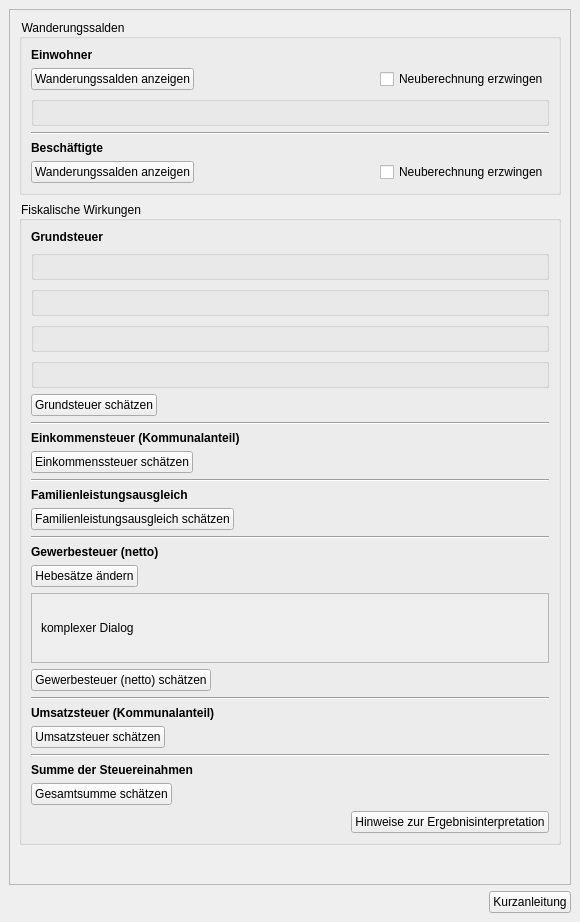
Before: the Qt Designer form projektchecktools/ui/ProjektCheck_dockwidget_analysis_07-KSt.ui in projektcheck/ProjektCheck-QGIS, drawn with Qt 5.
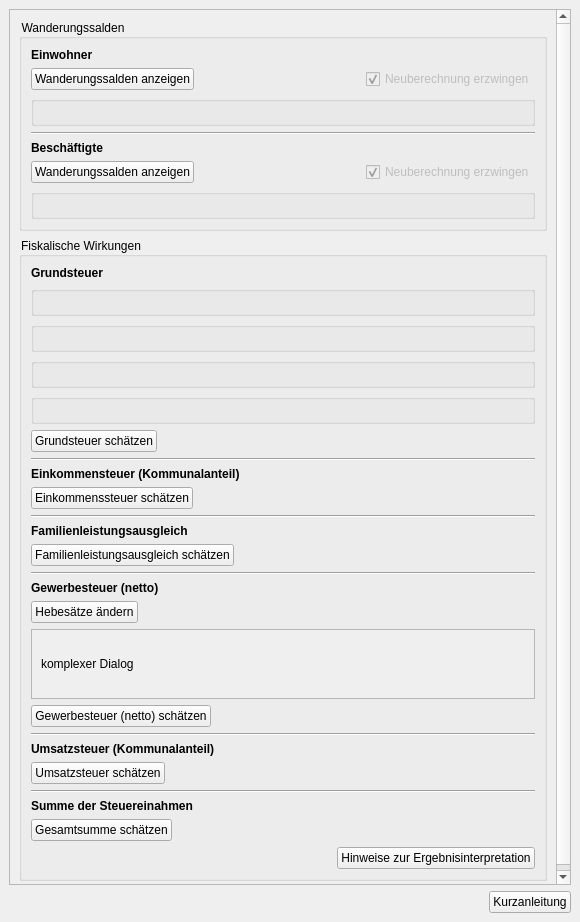
After: the same form once the commit is applied. Icons and pictures are not drawn. Custom widgets are drawn as their Qt base class.

Diff of the .ui file:
```diff
--- a/projektchecktools/ui/ProjektCheck_dockwidget_analysis_07-KSt.ui
+++ b/projektchecktools/ui/ProjektCheck_dockwidget_analysis_07-KSt.ui
@@ -131,12 +131,18 @@
              </item>
              <item>
               <widget class="QCheckBox" name="checkBox_21">
+               <property name="enabled">
+                <bool>false</bool>
+               </property>
                <property name="layoutDirection">
                 <enum>Qt::LeftToRight</enum>
                </property>
                <property name="text">
                 <string>Neuberechnung erzwingen</string>
                </property>
+               <property name="checked">
+                <bool>true</bool>
+               </property>
               </widget>
              </item>
             </layout>
@@ -214,16 +220,38 @@
              </item>
              <item>
               <widget class="QCheckBox" name="checkBox_24">
+               <property name="enabled">
+                <bool>false</bool>
+               </property>
                <property name="layoutDirection">
                 <enum>Qt::LeftToRight</enum>
                </property>
                <property name="text">
                 <string>Neuberechnung erzwingen</string>
                </property>
+               <property name="checked">
+                <bool>true</bool>
+               </property>
               </widget>
              </item>
             </layout>
            </item>
+           <item>
+            <widget class="QGroupBox" name="svb_parameter_group">
+             <property name="font">
+              <font>
+               <family>MS Shell Dlg 2</family>
+               <pointsize>8</pointsize>
+               <weight>50</weight>
+               <bold>false</bold>
+              </font>
+             </property>
+             <property name="title">
+              <string/>
+             </property>
+             <layout class="QVBoxLayout" name="verticalLayout_15"/>
+            </widget>
+           </item>
           </layout>
          </widget>
         </item>
```
Left out of the diff: 2 changed lines with no effect on the pictures.
